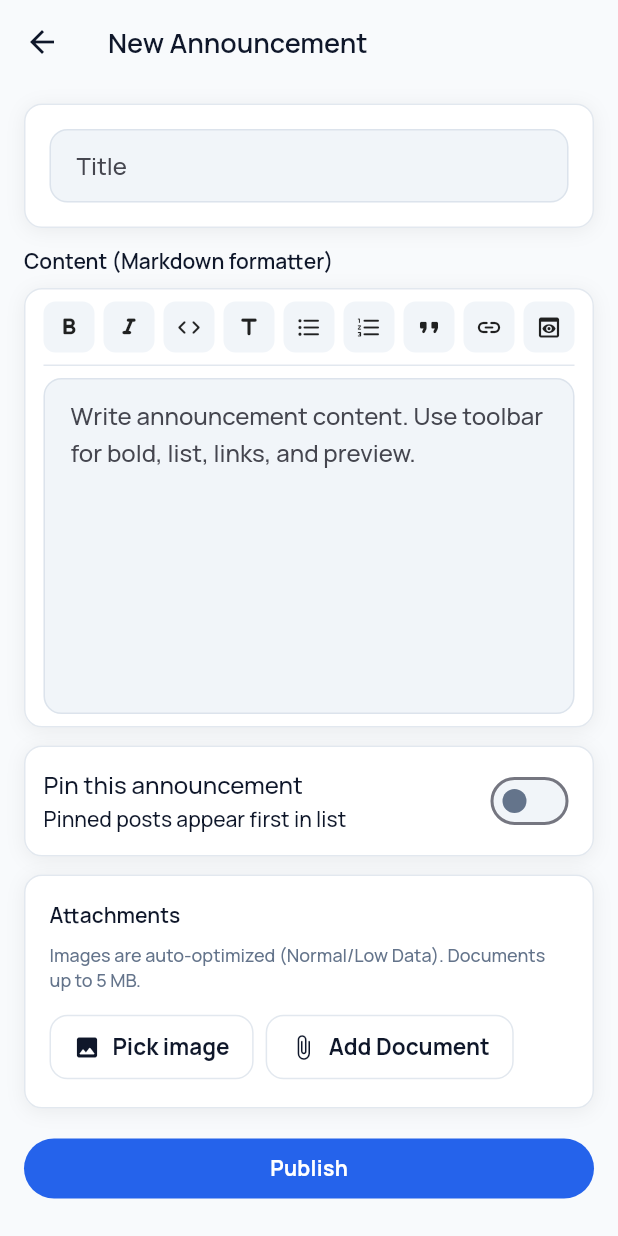
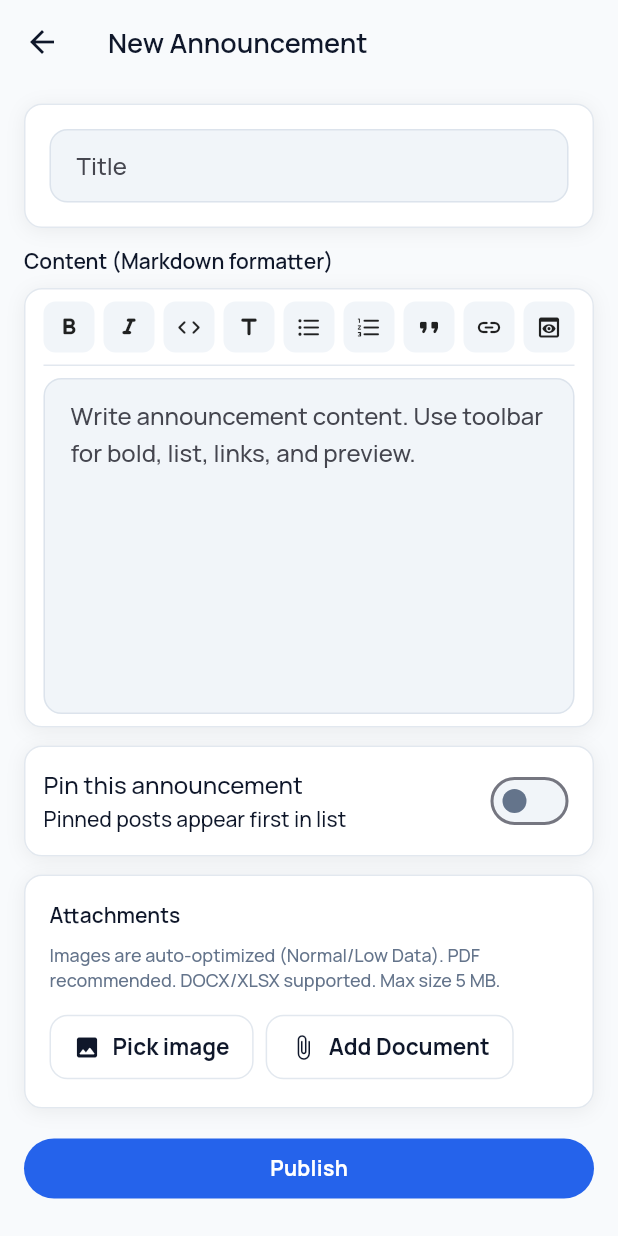
Before and after one commit to cjohnmizo/liankhawpui, a Flutter app: the AnnouncementCreateScreen screen opened by its route, on a phone screen of 412 x 824 dp. Run offline on Flutter 3.47's test engine with Material 3 defaults, Android fonts, the phone set to English and light mode, and no system bars; our stand-ins replace cached_network_image, connectivity_plus, file_picker, fl_chart, flutter_dotenv, flutter_image_compress and 8 more; missing offline and left inert: onesignal_flutter, powersync; accounts and stored records are empty; statements that could not run were skipped.

Commit message:
feat(docs): validate doc types/sizes + signed url open

```diff
--- a/lib/core/services/post_attachment_service.dart
+++ b/lib/core/services/post_attachment_service.dart
@@ -109,9 +109,8 @@ class PostAttachmentService {
   static const int maxDocumentBytes = 5 * 1024 * 1024;
   static const List<String> allowedDocumentExtensions = <String>[
     'pdf',
-    'doc',
     'docx',
-    'txt',
+    'xlsx',
   ];
   static const String _postImageFolder = 'post-images';
   static const String _postThumbFolder = 'post-thumbs';
@@ -238,15 +237,21 @@ class PostAttachmentService {
         .replaceFirst('.', '')
         .toLowerCase();
     if (!allowedDocumentExtensions.contains(extension)) {
+      throw Exception('Unsupported document type. Allowed: PDF, DOCX, XLSX.');
+    }
+
+    if (file.size > maxDocumentBytes) {
       throw Exception(
-        'Unsupported document type. Allowed: ${allowedDocumentExtensions.join(', ')}',
+        'Document is too large (${humanReadableBytes(file.size)}). '
+        'Max allowed is ${humanReadableBytes(maxDocumentBytes)}.',
       );
     }
 
     final bytes = await _readPlatformFileBytes(file);
     if (bytes.length > maxDocumentBytes) {
       throw Exception(
-        'Document is ${_toKb(bytes.length)} KB. Max allowed is 5120 KB.',
+        'Document is too large (${humanReadableBytes(bytes.length)}). '
+        'Max allowed is ${humanReadableBytes(maxDocumentBytes)}.',
       );
     }
 
@@ -367,12 +372,10 @@ class PostAttachmentService {
     switch (extension) {
       case 'pdf':
         return 'application/pdf';
-      case 'doc':
-        return 'application/msword';
       case 'docx':
         return 'application/vnd.openxmlformats-officedocument.wordprocessingml.document';
-      case 'txt':
-        return 'text/plain';
+      case 'xlsx':
+        return 'application/vnd.openxmlformats-officedocument.spreadsheetml.sheet';
       default:
         return 'application/octet-stream';
     }
@@ -436,8 +439,6 @@ class PostAttachmentService {
     return null;
   }
 
-  String _toKb(int bytes) => (bytes / 1024).toStringAsFixed(1);
-
   static String humanReadableBytes(int bytes) {
     if (bytes < 1024) return '$bytes B';
     if (bytes < 1024 * 1024) return '${(bytes / 1024).toStringAsFixed(1)} KB';
--- a/lib/features/announcement/presentation/announcement_create_screen.dart
+++ b/lib/features/announcement/presentation/announcement_create_screen.dart
@@ -336,7 +336,7 @@ class _AnnouncementCreateScreenState
                             ),
                             const SizedBox(height: 8),
                             Text(
-                              'Images are auto-optimized (Normal/Low Data). Documents up to 5 MB.',
+                              'Images are auto-optimized (Normal/Low Data). PDF recommended. DOCX/XLSX supported. Max size 5 MB.',
                               style: Theme.of(context).textTheme.bodySmall,
                             ),
                             if (!isOnline) ...[
--- a/lib/features/news/presentation/news_edit_screen.dart
+++ b/lib/features/news/presentation/news_edit_screen.dart
@@ -335,7 +335,7 @@ class _NewsEditScreenState extends ConsumerState<NewsEditScreen> {
                       crossAxisAlignment: CrossAxisAlignment.start,
                       children: [
                         Text(
-                          'Images are auto-optimized (Normal/Low Data). Documents up to 5 MB.',
+                          'Images are auto-optimized (Normal/Low Data). PDF recommended. DOCX/XLSX supported. Max size 5 MB.',
                           style: AppTextStyles.bodySmall.copyWith(
                             color: Theme.of(
                               context,
```
